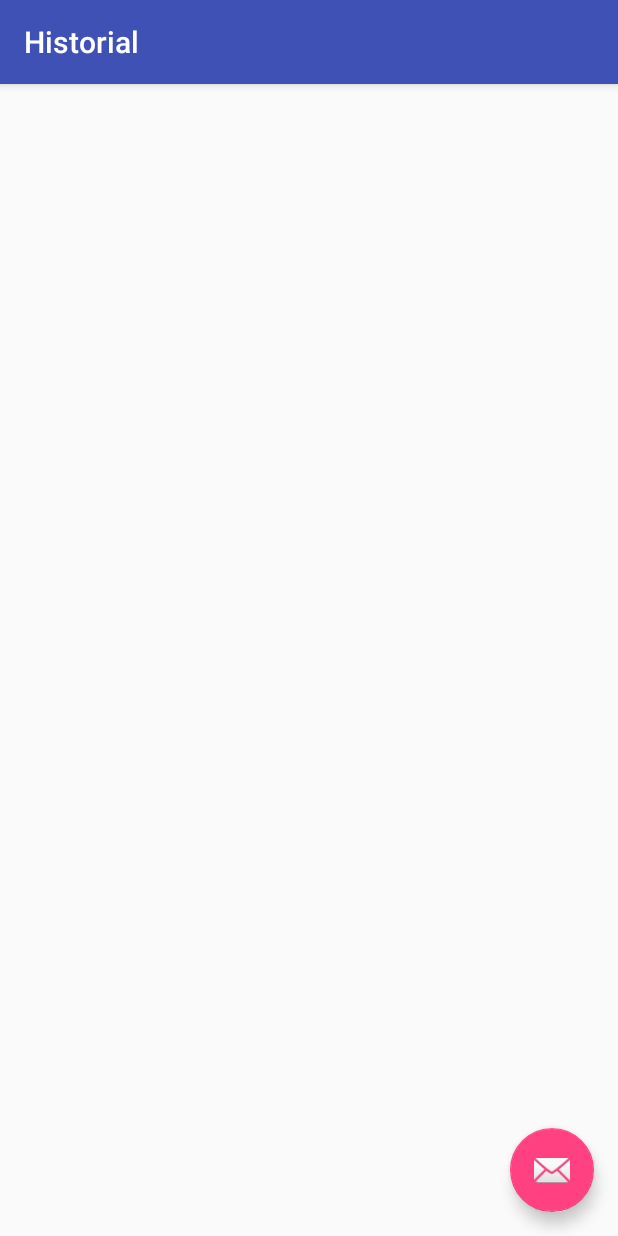
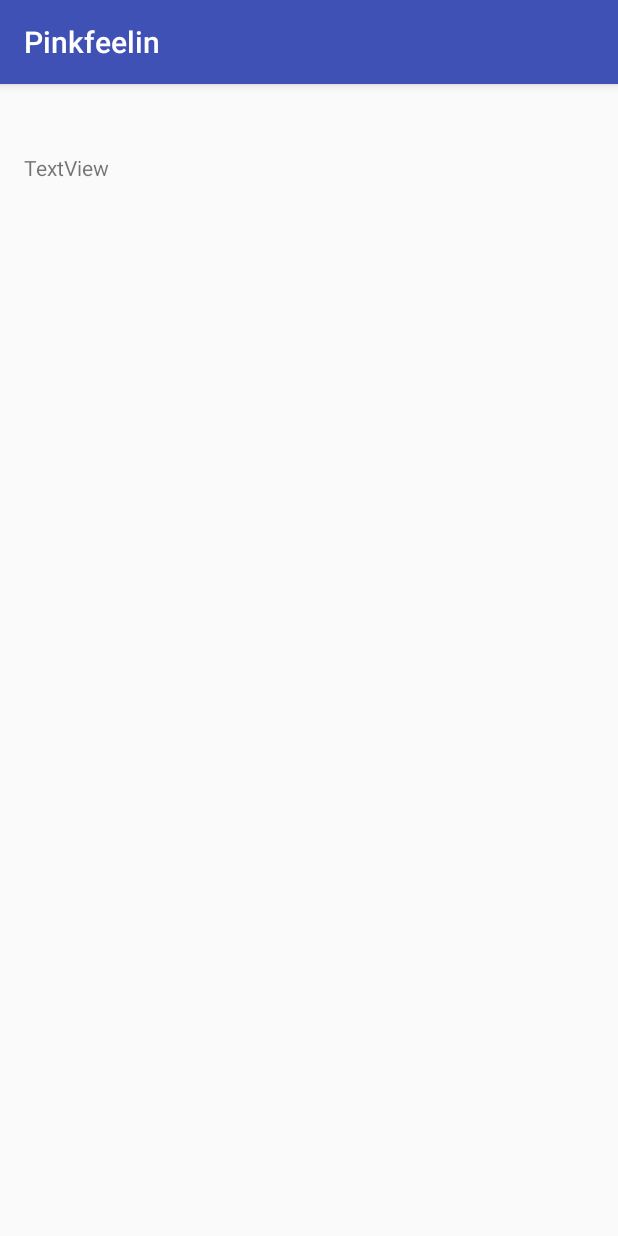
Before and after one commit to marcoleon94/pinkfeelinapp, an Android app: the Historial screen opened directly, with no data from a screen before it, on a phone screen of 412 x 824 dp. Run offline under Robolectric (Android 15) with nearby library versions, the phone set to English and light mode, and no system bars.

Commit message:
Developing of History of buys

```diff
--- a/Pinkfeelin/app/src/main/java/com/pinkfeelin/Data/Data/Repository/UserRepository.java
+++ b/Pinkfeelin/app/src/main/java/com/pinkfeelin/Data/Data/Repository/UserRepository.java
@@ -40,7 +40,7 @@ public class UserRepository {
             protected void onPostExecute(User user) {
                 super.onPostExecute(user);
                 if(user!=null) {
-                    callback.succes(true, user);
+                    callback.success(true, user);
                 }else{
                     callback.error("No se generó el usuario");
                 }
@@ -51,6 +51,6 @@ public class UserRepository {
 
     public interface UserCallback{
         void error(String msg);
-        void succes(boolean succes, User user);
+        void success(boolean success, User user);
     }
 }
--- a/Pinkfeelin/app/src/main/java/com/pinkfeelin/Historial/Historial.java
+++ b/Pinkfeelin/app/src/main/java/com/pinkfeelin/Historial/Historial.java
@@ -1,12 +1,7 @@
 package com.pinkfeelin.Historial;
 
+import android.support.v7.app.AppCompatActivity;
 import android.os.Bundle;
-import android.support.design.widget.FloatingActionButton;
-import android.support.design.widget.Snackbar;
-import android.support.v7.app.AppCompatActivity;
-import android.support.v7.widget.Toolbar;
-import android.view.View;
-
 import com.pinkfeelin.R;
 
 public class Historial extends AppCompatActivity {
@@ -15,17 +10,5 @@ public class Historial extends AppCompatActivity {
     protected void onCreate(Bundle savedInstanceState) {
         super.onCreate(savedInstanceState);
         setContentView(R.layout.activity_historial);
-        Toolbar toolbar = (Toolbar) findViewById(R.id.toolbar);
-        setSupportActionBar(toolbar);
-
-        FloatingActionButton fab = (FloatingActionButton) findViewById(R.id.fab);
-        fab.setOnClickListener(new View.OnClickListener() {
-            @Override
-            public void onClick(View view) {
-                Snackbar.make(view, "Replace with your own action", Snackbar.LENGTH_LONG)
-                        .setAction("Action", null).show();
-            }
-        });
     }
-
 }
--- a/Pinkfeelin/app/src/main/java/com/pinkfeelin/Login/Login.java
+++ b/Pinkfeelin/app/src/main/java/com/pinkfeelin/Login/Login.java
@@ -26,7 +26,6 @@ public class Login extends AppCompatActivity {
     protected void onCreate(Bundle savedInstanceState) {
         super.onCreate(savedInstanceState);
         setContentView(R.layout.activity_login);
-        final Gson gson= new Gson();
         email=(EditText) findViewById(R.id.email);
         password=(EditText) findViewById(R.id.password);
         loginbtn=(Button) findViewById(R.id.loginbtn);
--- a/Pinkfeelin/app/src/main/res/layout/activity_historial.xml
+++ b/Pinkfeelin/app/src/main/res/layout/activity_historial.xml
@@ -1,34 +1,22 @@
 <?xml version="1.0" encoding="utf-8"?>
-<android.support.design.widget.CoordinatorLayout xmlns:android="http://schemas.android.com/apk/res/android"
-    xmlns:app="http://schemas.android.com/apk/res-auto"
+<RelativeLayout xmlns:android="http://schemas.android.com/apk/res/android"
     xmlns:tools="http://schemas.android.com/tools"
+    android:id="@+id/activity_historial"
     android:layout_width="match_parent"
     android:layout_height="match_parent"
-    android:fitsSystemWindows="true"
+    android:paddingBottom="@dimen/activity_vertical_margin"
+    android:paddingLeft="@dimen/activity_horizontal_margin"
+    android:paddingRight="@dimen/activity_horizontal_margin"
+    android:paddingTop="@dimen/activity_vertical_margin"
     tools:context="com.pinkfeelin.Historial.Historial">
 
-    <android.support.design.widget.AppBarLayout
-        android:layout_width="match_parent"
-        android:layout_height="wrap_content"
-        android:theme="@style/AppTheme.AppBarOverlay">
-
-        <android.support.v7.widget.Toolbar
-            android:id="@+id/toolbar"
-            android:layout_width="match_parent"
-            android:layout_height="?attr/actionBarSize"
-            android:background="?attr/colorPrimary"
-            app:popupTheme="@style/AppTheme.PopupOverlay" />
-
-    </android.support.design.widget.AppBarLayout>
-
-    <include layout="@layout/content_historial" />
-
-    <android.support.design.widget.FloatingActionButton
-        android:id="@+id/fab"
+    <TextView
+        android:text="TextView"
         android:layout_width="wrap_content"
         android:layout_height="wrap_content"
-        android:layout_gravity="bottom|end"
-        android:layout_margin="@dimen/fab_margin"
-        app:srcCompat="@android:drawable/ic_dialog_email" />
-
-</android.support.design.widget.CoordinatorLayout>
+        android:layout_alignParentTop="true"
+        android:layout_marginTop="30dp"
+        android:id="@+id/historial_content"
+        android:layout_alignParentEnd="true"
+        android:layout_alignParentStart="true" />
+</RelativeLayout>
--- a/Pinkfeelin/app/src/main/res/layout/content_historial.xml
+++ /dev/null
@@ -1,16 +0,0 @@
-<?xml version="1.0" encoding="utf-8"?>
-<RelativeLayout xmlns:android="http://schemas.android.com/apk/res/android"
-    xmlns:app="http://schemas.android.com/apk/res-auto"
-    xmlns:tools="http://schemas.android.com/tools"
-    android:id="@+id/content_historial"
-    android:layout_width="match_parent"
-    android:layout_height="match_parent"
-    android:paddingBottom="@dimen/activity_vertical_margin"
-    android:paddingLeft="@dimen/activity_horizontal_margin"
-    android:paddingRight="@dimen/activity_horizontal_margin"
-    android:paddingTop="@dimen/activity_vertical_margin"
-    app:layout_behavior="@string/appbar_scrolling_view_behavior"
-    tools:context="com.pinkfeelin.Historial.Historial"
-    tools:showIn="@layout/activity_historial">
-
-</RelativeLayout>
```
Also changed, not shown: Pinkfeelin/app/src/main/AndroidManifest.xml (+4 -5 lines), Pinkfeelin/app/src/main/java/com/pinkfeelin/Data/Data/Buy.java (added, +36 -0 lines), Pinkfeelin/app/src/main/java/com/pinkfeelin/Data/Data/Repository/BuysRepository.java (added, +50 -0 lines).
